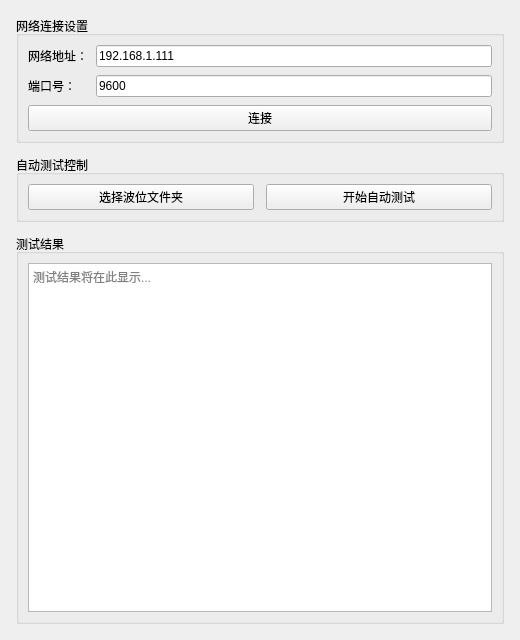
jinglun233/AntennaTestSystemzjl, file autotestwindow.ui: the form before one commit.
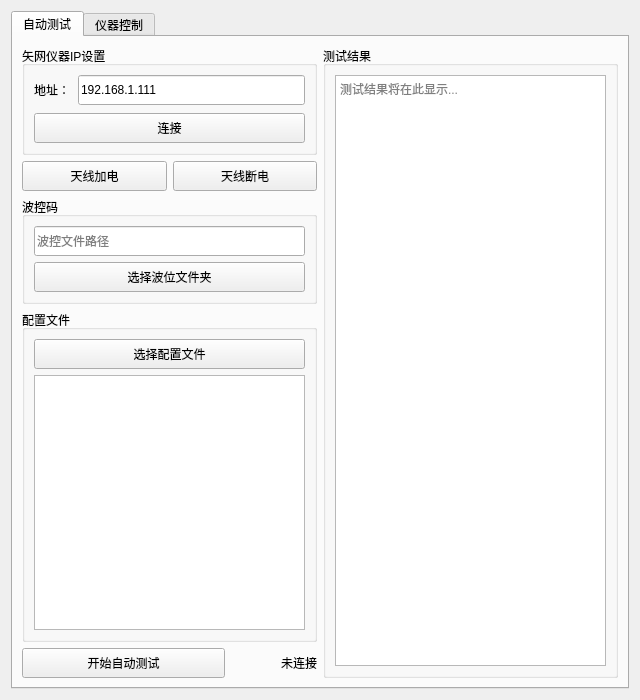
The form after the commit.

Commit message:
feat: 重构自动测试流程、解耦矢网连接、添加架构评审
- AutoTestWindow: 添加矢网连接、波位文件夹选择、CSV配置加载、天线加电/断电控制
- 矢网TCP连接独立管理(m_vnaSocket)，与主页面客户端模式分离
- 天线加电/断电解耦为信号槽机制(antennaPowerOnRequested/OffRequested)
- 修复断开连接重复日志问题
- 修复electronicdevicewindow.ui类名编译错误
- 添加架构评审文档 CODE_REVIEW_ARCHITECTURE.md
- Tab子窗口添加parent，修复内存泄漏隐患

```diff
--- a/autotestwindow.ui
+++ b/autotestwindow.ui
@@ -6,68 +6,69 @@
    <rect>
     <x>0</x>
     <y>0</y>
-    <width>520</width>
-    <height>640</height>
+    <width>640</width>
+    <height>700</height>
    </rect>
   </property>
   <property name="windowTitle">
    <string>自动测试窗口</string>
   </property>
+  <layout class="QHBoxLayout" name="horizontalLayoutMain">
+   <item>
+    <widget class="QTabWidget" name="tabWidget">
+     <property name="currentIndex">
+      <number>0</number>
+     </property>
+     <widget class="QWidget" name="autoTestTab">
+      <attribute name="title">
+       <string>自动测试</string>
+      </attribute>
+      <layout class="QHBoxLayout" name="horizontalLayout_2">
+       <item>
   <layout class="QVBoxLayout" name="verticalLayout">
-   <property name="spacing">
-    <number>12</number>
-   </property>
-   <property name="leftMargin">
-    <number>16</number>
-   </property>
-   <property name="topMargin">
-    <number>16</number>
-   </property>
-   <property name="rightMargin">
-    <number>16</number>
-   </property>
-   <property name="bottomMargin">
-    <number>16</number>
-   </property>
    <item>
     <widget class="QGroupBox" name="networkGroupBox">
      <property name="title">
-      <string>网络连接设置</string>
-     </property>
-     <layout class="QGridLayout" name="gridLayout">
+            <string>矢网仪器IP设置</string>
+           </property>
+           <layout class="QGridLayout" name="networkGridLayout">
       <property name="spacing">
        <number>8</number>
       </property>
       <item row="0" column="0">
        <widget class="QLabel" name="ipLabel">
+              <property name="minimumSize">
+               <size>
+                <width>0</width>
+                <height>30</height>
+               </size>
+              </property>
         <property name="text">
-         <string>网络地址：</string>
+               <string>地址：</string>
         </property>
        </widget>
       </item>
       <item row="0" column="1">
        <widget class="QLineEdit" name="ipLineEdit">
+              <property name="minimumSize">
+               <size>
+                <width>0</width>
+                <height>30</height>
+               </size>
+              </property>
         <property name="text">
          <string>192.168.1.111</string>
         </property>
        </widget>
       </item>
-      <item row="1" column="0">
-       <widget class="QLabel" name="portLabel">
-        <property name="text">
-         <string>端口号：</string>
-        </property>
-       </widget>
-      </item>
-      <item row="1" column="1">
-       <widget class="QLineEdit" name="portLineEdit">
-        <property name="text">
-         <string>9600</string>
-        </property>
-       </widget>
-      </item>
-      <item row="2" column="0" colspan="2">
+            <item row="1" column="0" colspan="2">
        <widget class="QPushButton" name="connectButton">
+              <property name="minimumSize">
+               <size>
+                <width>0</width>
+                <height>30</height>
+               </size>
+              </property>
         <property name="text">
          <string>连接</string>
         </property>
@@ -77,30 +78,170 @@
     </widget>
    </item>
    <item>
-    <widget class="QGroupBox" name="testGroupBox">
+          <layout class="QHBoxLayout" name="powerLayout">
+           <item>
+            <widget class="QPushButton" name="powerOnButton">
+             <property name="minimumSize">
+              <size>
+               <width>0</width>
+               <height>30</height>
+              </size>
+             </property>
+             <property name="text">
+              <string>天线加电</string>
+             </property>
+            </widget>
+           </item>
+           <item>
+            <widget class="QPushButton" name="powerOffButton">
+             <property name="minimumSize">
+              <size>
+               <width>0</width>
+               <height>30</height>
+              </size>
+             </property>
+             <property name="text">
+              <string>天线断电</string>
+             </property>
+            </widget>
+           </item>
+          </layout>
+         </item>
+         <item>
+          <widget class="QGroupBox" name="waveControlGroupBox">
      <property name="title">
-      <string>自动测试控制</string>
-     </property>
-     <layout class="QHBoxLayout" name="horizontalLayout">
-      <property name="spacing">
-       <number>12</number>
-      </property>
+            <string>波控码</string>
+           </property>
+           <layout class="QVBoxLayout" name="waveControlLayout">
+            <item>
+             <widget class="QLineEdit" name="waveCodeLineEdit">
+              <property name="minimumSize">
+               <size>
+                <width>0</width>
+                <height>30</height>
+               </size>
+              </property>
+              <property name="placeholderText">
+               <string>波控文件路径</string>
+              </property>
+             </widget>
+            </item>
       <item>
        <widget class="QPushButton" name="selectWaveDirButton">
+              <property name="minimumSize">
+               <size>
+                <width>0</width>
+                <height>30</height>
+               </size>
+              </property>
         <property name="text">
          <string>选择波位文件夹</string>
         </property>
        </widget>
       </item>
+           </layout>
+          </widget>
+         </item>
+         <item>
+          <widget class="QGroupBox" name="configGroupBox">
+           <property name="title">
+            <string>配置文件</string>
+           </property>
+           <layout class="QVBoxLayout" name="configLayout">
+            <item>
+             <widget class="QPushButton" name="selectConfigFileButton">
+              <property name="minimumSize">
+               <size>
+                <width>0</width>
+                <height>30</height>
+               </size>
+              </property>
+              <property name="text">
+               <string>选择配置文件</string>
+              </property>
+             </widget>
+            </item>
+            <item>
+             <widget class="QTableWidget" name="configTableWidget"/>
+            </item>
+           </layout>
+          </widget>
+         </item>
+         <item>
+          <layout class="QHBoxLayout" name="horizontalLayout">
       <item>
        <widget class="QPushButton" name="startAutoTestButton">
+             <property name="sizePolicy">
+              <sizepolicy hsizetype="Preferred" vsizetype="Fixed">
+               <horstretch>0</horstretch>
+               <verstretch>0</verstretch>
+              </sizepolicy>
+             </property>
+             <property name="minimumSize">
+              <size>
+               <width>0</width>
+               <height>30</height>
+              </size>
+             </property>
         <property name="text">
          <string>开始自动测试</string>
         </property>
        </widget>
       </item>
-     </layout>
-    </widget>
+           <item>
+            <spacer name="horizontalSpacer">
+             <property name="orientation">
+              <enum>Qt::Horizontal</enum>
+             </property>
+             <property name="sizeType">
+              <enum>QSizePolicy::Fixed</enum>
+             </property>
+             <property name="sizeHint" stdset="0">
+              <size>
+               <width>20</width>
+               <height>20</height>
+              </size>
+             </property>
+            </spacer>
+           </item>
+           <item>
+            <widget class="QLabel" name="statusIconLabel">
+             <property name="minimumSize">
+              <size>
+               <width>24</width>
+               <height>24</height>
+              </size>
+             </property>
+             <property name="maximumSize">
+              <size>
+               <width>24</width>
+               <height>24</height>
+              </size>
+             </property>
+             <property name="text">
+              <string/>
+             </property>
+             <property name="scaledContents">
+              <bool>true</bool>
+             </property>
+            </widget>
+           </item>
+           <item>
+            <widget class="QLabel" name="statusTextLabel">
+             <property name="sizePolicy">
+              <sizepolicy hsizetype="Fixed" vsizetype="Preferred">
+               <horstretch>0</horstretch>
+               <verstretch>0</verstretch>
+              </sizepolicy>
+             </property>
+             <property name="text">
+              <string>未连接</string>
+             </property>
+            </widget>
+           </item>
+          </layout>
+         </item>
+        </layout>
    </item>
    <item>
     <widget class="QGroupBox" name="resultGroupBox">
@@ -119,6 +260,27 @@
        </widget>
       </item>
      </layout>
+        </widget>
+       </item>
+      </layout>
+     </widget>
+     <widget class="QWidget" name="instrumentControlTab">
+      <attribute name="title">
+       <string>仪器控制</string>
+      </attribute>
+      <layout class="QVBoxLayout" name="instrumentControlLayout">
+       <item>
+        <widget class="QLabel" name="instrumentPlaceholderLabel">
+         <property name="text">
+          <string>仪器控制页面（待实现）</string>
+         </property>
+         <property name="alignment">
+          <set>Qt::AlignCenter</set>
+         </property>
+        </widget>
+       </item>
+      </layout>
+     </widget>
     </widget>
    </item>
   </layout>
```
Left out of the diff: 2 changed lines with no effect on the pictures. Lines whose indentation alone changed are shown as unchanged. The commit also changes 17 other files.
